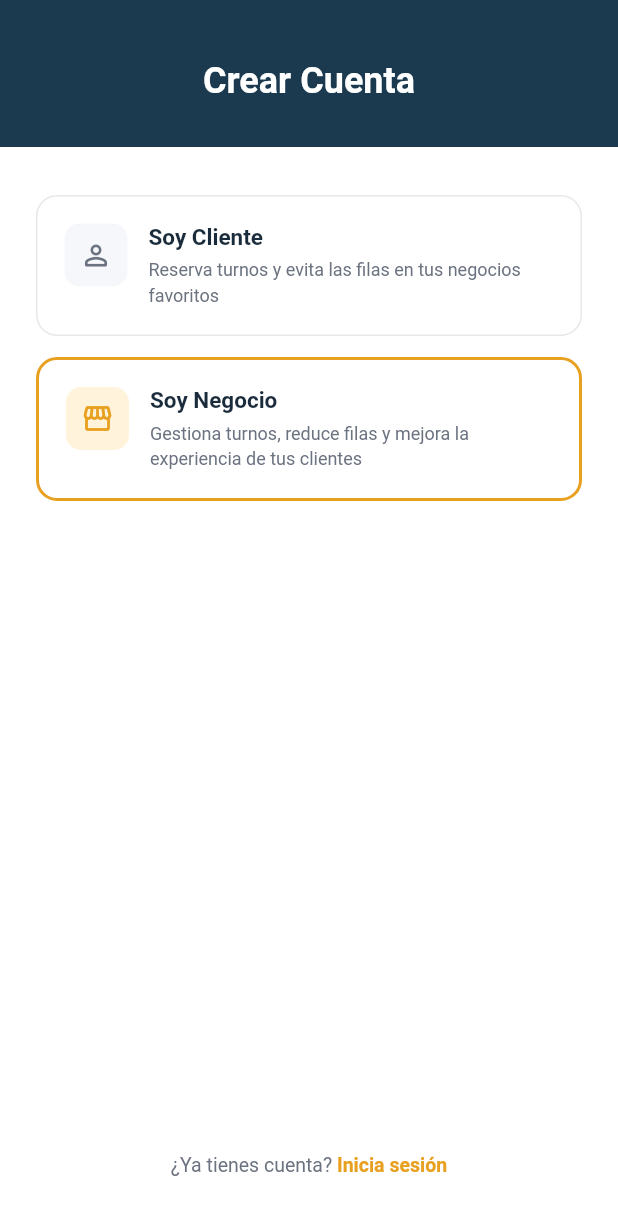
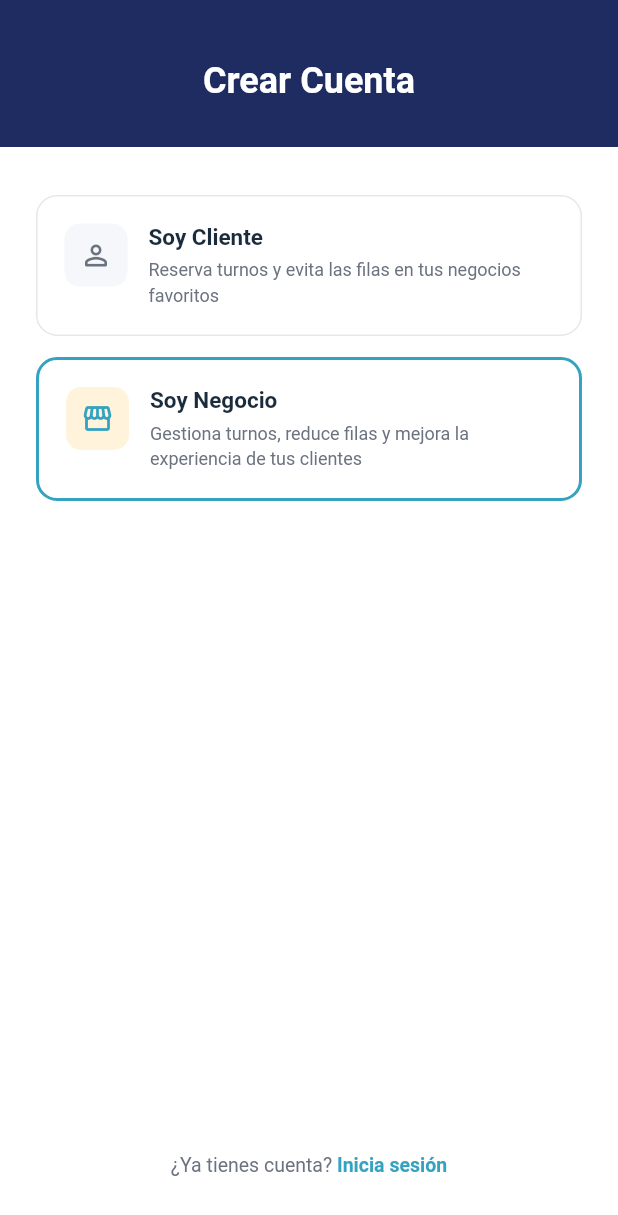
Before and after one commit to CSamuelBM/OptiFila, a Flutter app: the screen it shows after launch, after a tap on "Regístrate", on a phone screen of 412 x 824 dp. Shown: the top 1215 px of the screen. Run offline on Flutter 3.47's test engine with Material 3 defaults, Android fonts, the phone set to English and light mode, and no system bars; accounts and stored records are empty.

Commit message:
Se sube la modificacion de los colores de la app y el logo

```diff
--- a/lib/app_theme.dart
+++ b/lib/app_theme.dart
@@ -1,9 +1,9 @@
 import 'package:flutter/material.dart';
 
 class AppTheme {
-  static const Color primaryDark   = Color(0xFF0D1B2A);
-  static const Color headerTeal    = Color(0xFF1B3A50);
-  static const Color accentOrange  = Color(0xFFE8A020);
+  static const Color primaryDark   = Color(0xA0002F60);
+  static const Color headerTeal    = Color(0xFF1F2C61);
+  static const Color accentOrange  = Color(0xFF35A2BF);
   static const Color orangePale    = Color(0xFFFFF3DC);
   static const Color textPrimary   = Color(0xFF1A2B3C);
   static const Color textSecondary = Color(0xFF6B7280);
--- a/lib/views/auth/login_view.dart
+++ b/lib/views/auth/login_view.dart
@@ -75,10 +75,13 @@ class _LoginViewState extends State<LoginView> {
           const SizedBox(height:16),
           Center(child:Row(mainAxisAlignment:MainAxisAlignment.center,children:[
             const Text('¿No tienes cuenta? ',style:TextStyle(color:AppTheme.textSecondary,fontSize:13)),
-            GestureDetector(
-              onTap:()=>Navigator.pushNamed(context,'/register-type'),
-              child:const Text('Regístrate',style:TextStyle(color:AppTheme.accentOrange,fontWeight:FontWeight.w600,fontSize:13)),
-            ),
+            MouseRegion(
+              cursor: SystemMouseCursors.click,
+              child: InkWell(
+                onTap: () => Navigator.pushNamed(context, '/register-type'),
+                child:const Text('Regístrate',style:TextStyle(color:AppTheme.accentOrange,fontWeight:FontWeight.w600,fontSize:13)),
+              ),
+            )
           ])),
           const SizedBox(height:14),
           Container(
--- a/lib/views/widgets/common_widgets.dart
+++ b/lib/views/widgets/common_widgets.dart
@@ -80,10 +80,18 @@ Widget optifilaLogo({double size=32}) => Container(
   padding: const EdgeInsets.symmetric(horizontal:14, vertical:10),
   decoration: BoxDecoration(color:Colors.white, borderRadius:BorderRadius.circular(10)),
   child: Row(mainAxisSize:MainAxisSize.min, children:[
-    Container(
+    /*Container(
       width:size+4, height:size+4,
       decoration: BoxDecoration(color:AppTheme.accentOrange, borderRadius:BorderRadius.circular(8)),
       child: Icon(Icons.calendar_month_rounded, color:Colors.white, size:size*0.7),
+    ),*/
+    SizedBox(
+      width: 60,
+      height: 40,
+      child: Image.asset(
+        'assets/img/logo.png',
+        fit: BoxFit.contain,
+      ),
     ),
     const SizedBox(width:8),
     Column(crossAxisAlignment:CrossAxisAlignment.start, children:[
--- a/pubspec.yaml
+++ b/pubspec.yaml
@@ -57,6 +57,8 @@ flutter:
   # the material Icons class.
   uses-material-design: true
 
+  assets:
+    - assets/img/
   # To add assets to your application, add an assets section, like this:
   # assets:
   #   - images/a_dot_burr.jpeg
```
Also changed, not shown: assets/img/logo.png (added).
